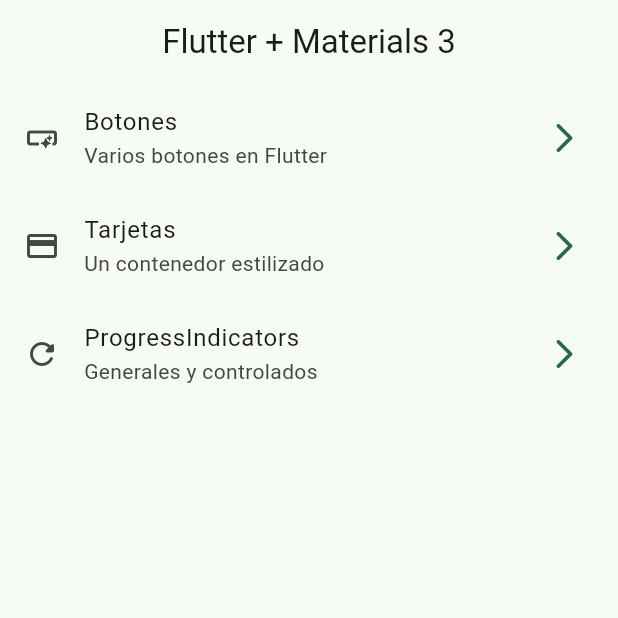
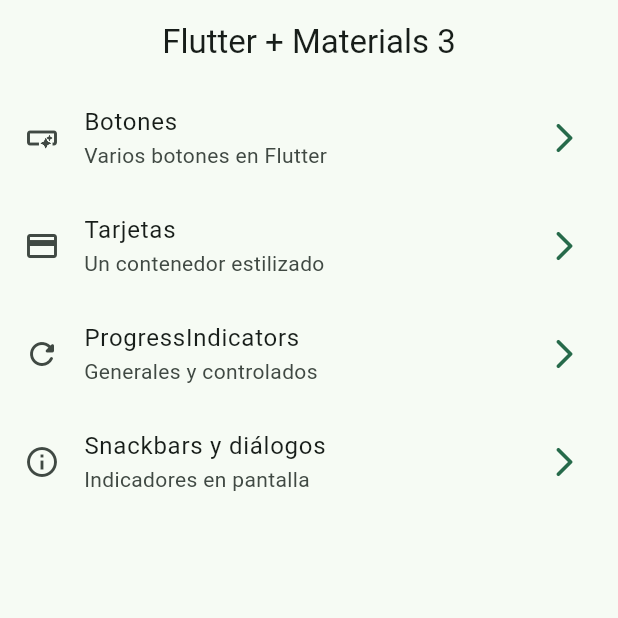
Before and after one commit to Alitheya-Hub/widgets_app, a Flutter app: the screen it shows after launch, on a phone screen of 412 x 824 dp, the top half of it. Run offline on Flutter 3.47's test engine with Material 3 defaults, Android fonts, the phone set to English and light mode, and no system bars; our stand-ins replace go_router.

Commit message:
snackbars dialogs terminado

```diff
--- a/lib/config/menu/menu_items.dart
+++ b/lib/config/menu/menu_items.dart
@@ -33,6 +33,13 @@ MenuItem(
   title: 'ProgressIndicators',
   link: '/progress',
   subTitle: 'Generales y controlados',
-  icon: Icons.refresh_rounded)
+  icon: Icons.refresh_rounded),
+
+
+  MenuItem(
+  title: 'Snackbars y diálogos',
+  link: '/snackbars',
+  subTitle: 'Indicadores en pantalla',
+  icon: Icons.info_outline),
 
 ];
--- a/lib/config/router/app_router.dart
+++ b/lib/config/router/app_router.dart
@@ -30,5 +30,11 @@ final appRouter = GoRouter(
       name: ProgressScreen.name,
       builder: (context, state) => ProgressScreen(),
     ),
+
+    GoRoute(
+      path: '/snackbars',
+      name: SnackBarScreen.name,
+      builder: (context, state) => SnackBarScreen(),
+    ),
   ],
 );
--- a/lib/main.dart
+++ b/lib/main.dart
@@ -12,6 +12,7 @@ class MainApp extends StatelessWidget {
   @override
   Widget build(BuildContext context) {
     return MaterialApp.router(
+      title: 'Flutter Widgets',
       routerConfig: appRouter,
       debugShowCheckedModeBanner: false,
       theme: AppTheme(selectedColor: 3).getTheme(),
```
Also changed, not shown: lib/presentations/screens/snackbar/snackbar_screen.dart (+61 -1 lines).
